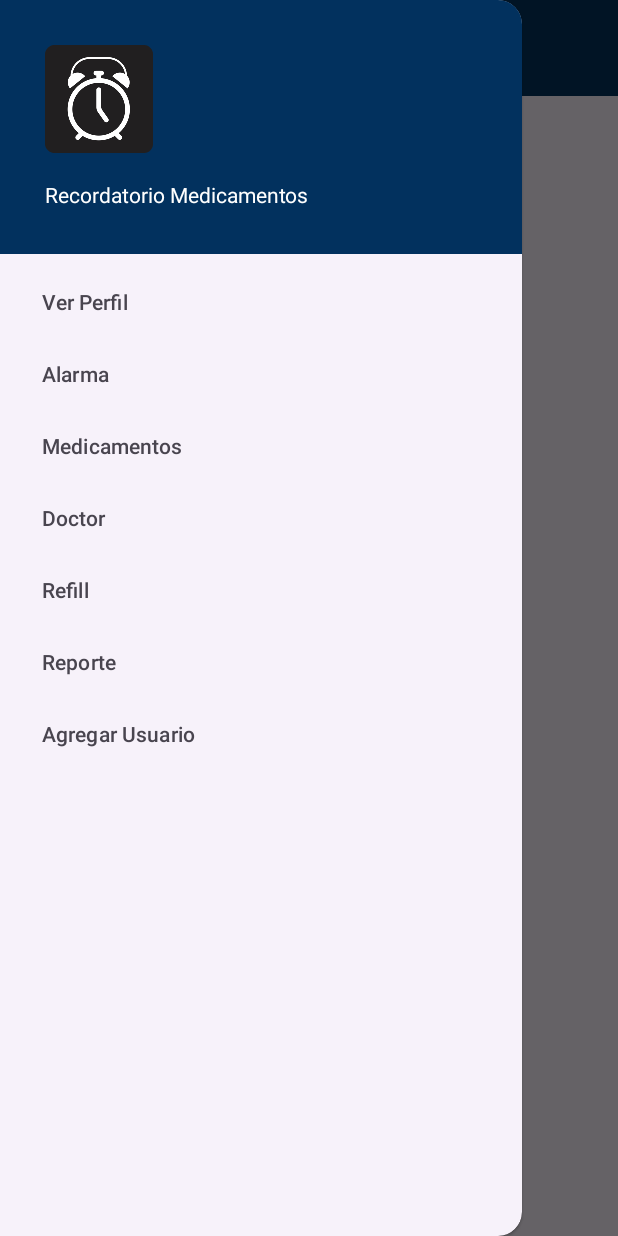
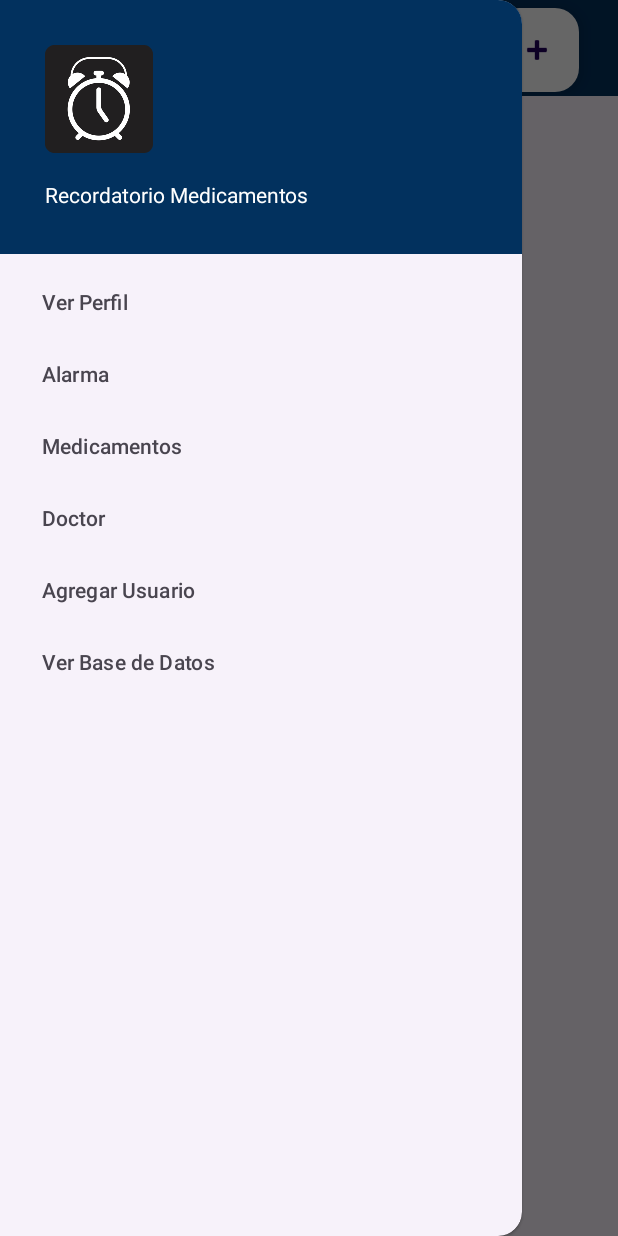
Before and after one commit to NoeliaDuranL/Recordatorio_Medicamentos, an Android app: the screen it shows after launch (MainActivity), with the side drawer open, on a phone screen of 412 x 824 dp. Run offline under Robolectric (Android 15) with nearby library versions, the phone set to English and light mode, and no system bars; our stand-ins replace Firebase (no records; nobody signed in at launch, a user with empty details on screens opened directly).

Commit message:
se agregó boton + y se cambió la posición del boton ver bd

```diff
--- a/app/src/main/java/com/example/recordatoriomedicamentos/MainActivity.kt
+++ b/app/src/main/java/com/example/recordatoriomedicamentos/MainActivity.kt
@@ -15,6 +15,7 @@ import androidx.core.view.GravityCompat
 import androidx.drawerlayout.widget.DrawerLayout
 import androidx.recyclerview.widget.LinearLayoutManager
 import androidx.recyclerview.widget.RecyclerView
+import com.google.android.material.floatingactionbutton.FloatingActionButton
 import com.google.android.material.navigation.NavigationView
 import com.google.firebase.firestore.ktx.firestore
 import com.google.firebase.ktx.Firebase
@@ -25,7 +26,7 @@ class MainActivity : AppCompatActivity(), NavigationView.OnNavigationItemSelecte
     private lateinit var drawer: DrawerLayout
     private lateinit var toggle: ActionBarDrawerToggle
 
-    private lateinit var getDataButton: Button
+
 
     val db = Firebase.firestore
     val TAG = "Datos"
@@ -35,6 +36,7 @@ class MainActivity : AppCompatActivity(), NavigationView.OnNavigationItemSelecte
         setContentView(R.layout.activity_main)
 
         val toolbar: Toolbar = findViewById(R.id.toolbar_main)
+        toolbar.title = ""
         setSupportActionBar(toolbar)
 
         drawer = findViewById(R.id.drawer_layout)
@@ -48,14 +50,16 @@ class MainActivity : AppCompatActivity(), NavigationView.OnNavigationItemSelecte
             val navigationView: NavigationView = findViewById(R.id.nav_view)
             navigationView.setNavigationItemSelectedListener(this)
 
-        getDataButton = findViewById(R.id.button_get_data)
-        getDataButton.setOnClickListener {
-            getData()
-        }
-
         val VerAlarmas: Button = findViewById(R.id.buttonVerAlarmas)
         VerAlarmas.setOnClickListener {
             val intent = Intent(this, AlarmasProgramadasActivity::class.java)
+            startActivity(intent)
+        }
+
+        val fabButton = findViewById<FloatingActionButton>(R.id.app_bar_button)
+        fabButton.setOnClickListener {
+            Toast.makeText(this, "Agregar alarma", Toast.LENGTH_SHORT).show()
+            val intent = Intent(this, AlarmaActivity::class.java)
             startActivity(intent)
         }
 
@@ -107,12 +111,6 @@ class MainActivity : AppCompatActivity(), NavigationView.OnNavigationItemSelecte
                 val intent = Intent(this, DoctorActivity::class.java)
                 startActivity(intent)
             }
-            R.id.nav_item_refill -> {
-                Toast.makeText(this, "Refill", Toast.LENGTH_SHORT).show()
-                val intent = Intent(this, RefillActivity::class.java)
-                startActivity(intent)
-            }
-            R.id.nav_item_reporte -> Toast.makeText(this, "Reporte", Toast.LENGTH_SHORT).show()
 
             R.id.nav_item_alarma-> {
                 Toast.makeText(this, "Alarma", Toast.LENGTH_SHORT).show()
@@ -124,6 +122,11 @@ class MainActivity : AppCompatActivity(), NavigationView.OnNavigationItemSelecte
                 Toast.makeText(this, "Agregar Usuario", Toast.LENGTH_SHORT).show()
                 val intent = Intent(this, UsuarioActivity::class.java)
                 startActivity(intent)
+            }
+
+            R.id.nav_item_ver_bd -> {
+                Toast.makeText(this, "Ver Base de Datos", Toast.LENGTH_SHORT).show()
+                getData()
             }
         }
 
--- a/app/src/main/res/layout/activity_main.xml
+++ b/app/src/main/res/layout/activity_main.xml
@@ -36,14 +36,6 @@
             android:layout_gravity="center"
             android:layout_marginTop="16dp"/>
 
-        <Button
-            android:id="@+id/button_get_data"
-            android:layout_width="wrap_content"
-            android:layout_height="wrap_content"
-            android:text="Ver BD"
-            android:layout_gravity="center"
-            android:layout_marginTop="16dp"/>
-
     </LinearLayout>
 
     <com.google.android.material.navigation.NavigationView
--- a/app/src/main/res/layout/app_bar_main.xml
+++ b/app/src/main/res/layout/app_bar_main.xml
@@ -11,15 +11,29 @@
         android:layout_height="wrap_content"
         android:fitsSystemWindows="true">
 
-        <androidx.appcompat.widget.Toolbar
-            android:id="@+id/toolbar_main"
-            android:layout_width="match_parent"
-            android:layout_height="?attr/actionBarSize"
-            android:background="#02315E"
-            app:titleTextColor="@color/white"
-            app:layout_scrollFlags="scroll|enterAlways" />
+    </com.google.android.material.appbar.AppBarLayout>
 
-    </com.google.android.material.appbar.AppBarLayout>
+    <com.google.android.material.floatingactionbutton.FloatingActionButton
+        android:id="@+id/app_bar_button"
+        android:layout_width="wrap_content"
+        android:layout_height="wrap_content"
+        android:layout_marginLeft="330dp"
+        android:layout_marginTop="5dp"
+        android:background="#000000"
+        android:clickable="true"
+        android:tint="#070707"
+        android:visibility="visible"
+        app:backgroundTint="#FFFFFF"
+        app:srcCompat="@android:drawable/ic_input_add" />
+
+    <androidx.appcompat.widget.Toolbar
+        android:id="@+id/toolbar_main"
+        android:layout_width="match_parent"
+        android:layout_height="?attr/actionBarSize"
+        android:background="#02315E"
+        app:layout_scrollFlags="scroll|enterAlways"
+        app:titleTextColor="@color/white"
+        />
 
 
 </androidx.coordinatorlayout.widget.CoordinatorLayout>
--- a/app/src/main/res/menu/activity_main_drawer.xml
+++ b/app/src/main/res/menu/activity_main_drawer.xml
@@ -9,12 +9,10 @@
             android:title="Medicamentos"/>
         <item android:id="@+id/nav_item_doctor"
             android:title="Doctor"/>
-        <item android:id="@+id/nav_item_refill"
-            android:title="Refill"/>
-        <item android:id="@+id/nav_item_reporte"
-            android:title="Reporte"/>
         <item android:id="@+id/nav_item_agregar"
             android:title="Agregar Usuario"/>
+        <item android:id="@+id/nav_item_ver_bd"
+            android:title="Ver Base de Datos"/>
 
     </group>
 
```
Also changed, not shown: app/src/main/java/com/example/recordatoriomedicamentos/RefillActivity.kt (deleted, +0 -55 lines), app/src/main/res/layout/activity_refill.xml (deleted, +0 -42 lines).
